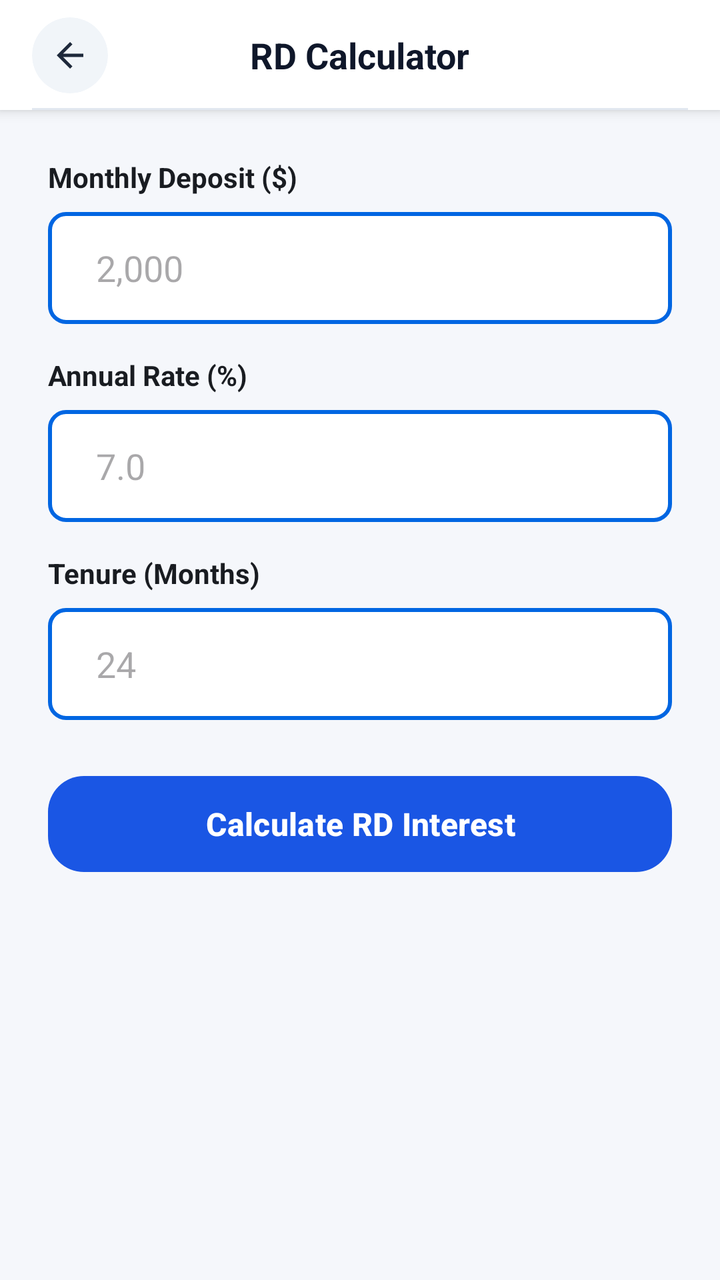
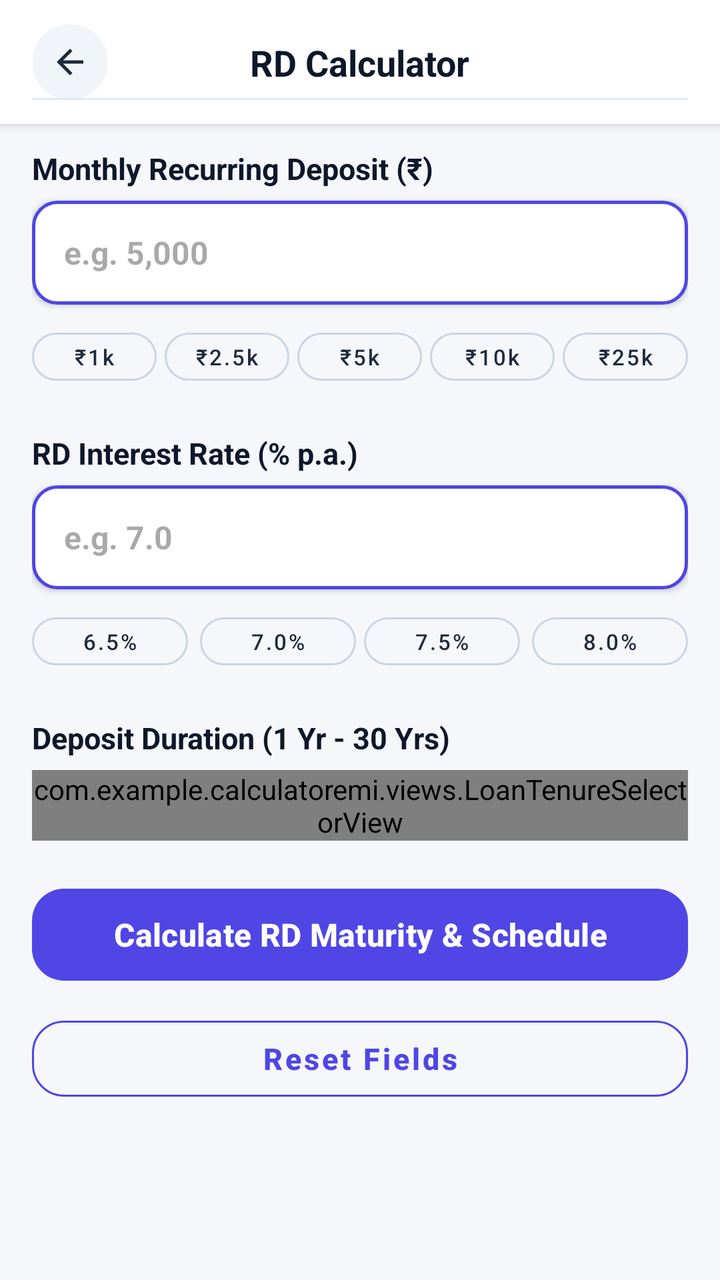

The first picture is an Android layout as it rendered before a commit; the second is the same layout after the commit. The layout source and the unified diff follow.
<!-- AndroidManifest.xml: application theme Theme.Calculatoremi -->
<!-- res/layout/activity_rd_calculator.xml -->
<?xml version="1.0" encoding="utf-8"?>
<LinearLayout xmlns:android="http://schemas.android.com/apk/res/android"
    xmlns:app="http://schemas.android.com/apk/res-auto"
    android:layout_width="match_parent"
    android:layout_height="match_parent"
    android:background="#F5F7FB"
    android:orientation="vertical">

    
    <androidx.constraintlayout.widget.ConstraintLayout
        android:id="@+id/calculatorHeader"
        android:layout_width="match_parent"
        android:layout_height="55dp"
        android:background="@android:color/white"
        android:elevation="4dp"
        android:paddingStart="16dp"
        android:paddingEnd="16dp">

        <com.google.android.material.card.MaterialCardView
            android:id="@+id/btnBackContainer"
            android:layout_width="38dp"
            android:layout_height="38dp"
            app:cardBackgroundColor="#F1F5F9"
            app:cardCornerRadius="19dp"
            app:cardElevation="0dp"
            app:strokeWidth="0dp"
            app:layout_constraintBottom_toBottomOf="parent"
            app:layout_constraintStart_toStartOf="parent"
            app:layout_constraintTop_toTopOf="parent">

            <ImageView
                android:id="@+id/btnBack"
                android:layout_width="20dp"
                android:layout_height="20dp"
                android:layout_gravity="center"
                android:src="@drawable/ic_arrow_back"
                app:tint="#1E293B" />
        </com.google.android.material.card.MaterialCardView>

        <TextView
            android:id="@+id/txtTitle"
            android:layout_width="wrap_content"
            android:layout_height="wrap_content"
            android:text="RD Calculator"
            android:textColor="#0F172A"
            android:textSize="18sp"
            android:textStyle="bold"
            app:layout_constraintBottom_toBottomOf="parent"
            app:layout_constraintEnd_toEndOf="parent"
            app:layout_constraintStart_toStartOf="parent"
            app:layout_constraintTop_toTopOf="parent" />

        <View
            android:layout_width="match_parent"
            android:layout_height="1dp"
            android:background="#E2E8F0"
            app:layout_constraintBottom_toBottomOf="parent" />

    </androidx.constraintlayout.widget.ConstraintLayout>

    <androidx.core.widget.NestedScrollView
        android:layout_width="match_parent"
        android:layout_height="match_parent"
        android:fillViewport="true">

        <LinearLayout
            android:layout_width="match_parent"
            android:layout_height="wrap_content"
            android:orientation="vertical"
            android:padding="24dp">

            
            <TextView
                android:layout_width="wrap_content"
                android:layout_height="wrap_content"
                android:text="Monthly Deposit ($)"
                android:textColor="#191C21"
                android:textSize="14sp"
                android:textStyle="bold"
                android:layout_marginBottom="8dp" />

            <EditText
                android:id="@+id/etRdAmount"
                android:layout_width="match_parent"
                android:layout_height="56dp"
                android:background="@drawable/numeric_input_border"
                android:hint="2,000"
                android:inputType="numberDecimal"
                android:paddingHorizontal="24dp"
                android:textColor="@color/black"
                android:layout_marginBottom="16dp" />

            
            <TextView
                android:layout_width="wrap_content"
                android:layout_height="wrap_content"
                android:text="Annual Rate (%)"
                android:textColor="#191C21"
                android:textSize="14sp"
                android:textStyle="bold"
                android:layout_marginBottom="8dp" />

            <EditText
                android:id="@+id/etRdRate"
                android:layout_width="match_parent"
                android:layout_height="56dp"
                android:background="@drawable/numeric_input_border"
                android:hint="7.0"
                android:inputType="numberDecimal"
                android:paddingHorizontal="24dp"
                android:textColor="@color/black"
                android:layout_marginBottom="16dp" />

            
            <TextView
                android:layout_width="wrap_content"
                android:layout_height="wrap_content"
                android:text="Tenure (Months)"
                android:textColor="#191C21"
                android:textSize="14sp"
                android:textStyle="bold"
                android:layout_marginBottom="8dp" />

            <EditText
                android:id="@+id/etRdMonths"
                android:layout_width="match_parent"
                android:layout_height="56dp"
                android:background="@drawable/numeric_input_border"
                android:hint="24"
                android:inputType="number"
                android:paddingHorizontal="24dp"
                android:textColor="@color/black"
                android:layout_marginBottom="24dp" />

            <com.google.android.material.button.MaterialButton
                android:id="@+id/btnCalculateRd"
                android:layout_width="match_parent"
                android:layout_height="56dp"
                android:text="Calculate RD Interest"
                android:textAllCaps="false"
                android:textSize="16sp"
                android:textStyle="bold"
                app:backgroundTint="#1A56E4"
                app:cornerRadius="18dp"
                android:layout_marginBottom="24dp" />

            
            <com.google.android.material.card.MaterialCardView
                android:id="@+id/cardRdResult"
                android:layout_width="match_parent"
                android:layout_height="wrap_content"
                android:visibility="gone"
                app:cardCornerRadius="20dp"
                app:cardElevation="3dp"
                app:strokeWidth="0dp">

                <LinearLayout
                    android:layout_width="match_parent"
                    android:layout_height="wrap_content"
                    android:orientation="vertical"
                    android:padding="20dp"
                    android:background="@android:color/white">

                    <TextView
                        android:layout_width="wrap_content"
                        android:layout_height="wrap_content"
                        android:text="Total Invested"
                        android:textColor="#757575"
                        android:textSize="14sp" />

                    <TextView
                        android:id="@+id/txtRdInvested"
                        android:layout_width="wrap_content"
                        android:layout_height="wrap_content"
                        android:text="$0.00"
                        android:textColor="#191C21"
                        android:textSize="18sp"
                        android:textStyle="bold"
                        android:layout_marginTop="2dp" />

                    <TextView
                        android:layout_width="wrap_content"
                        android:layout_height="wrap_content"
                        android:text="Interest Earned"
                        android:textColor="#757575"
                        android:textSize="14sp"
                        android:layout_marginTop="12dp" />

                    <TextView
                        android:id="@+id/txtRdInterest"
                        android:layout_width="wrap_content"
                        android:layout_height="wrap_content"
                        android:text="$0.00"
                        android:textColor="#00875A"
                        android:textSize="18sp"
                        android:textStyle="bold"
                        android:layout_marginTop="2dp" />

                    <View
                        android:layout_width="match_parent"
                        android:layout_height="1dp"
                        android:background="#F0F0F0"
                        android:layout_marginVertical="12dp" />

                    <TextView
                        android:layout_width="wrap_content"
                        android:layout_height="wrap_content"
                        android:text="Total Maturity Value"
                        android:textColor="#757575"
                        android:textSize="14sp" />

                    <TextView
                        android:id="@+id/txtRdMaturity"
                        android:layout_width="wrap_content"
                        android:layout_height="wrap_content"
                        android:text="$0.00"
                        android:textColor="#1A56E4"
                        android:textSize="24sp"
                        android:textStyle="bold"
                        android:layout_marginTop="2dp" />

                </LinearLayout>
            </com.google.android.material.card.MaterialCardView>

        </LinearLayout>
    </androidx.core.widget.NestedScrollView>

</LinearLayout>
<!-- resources referenced by this layout -->
<resources>
  <color name="black">#FF000000</color>
  <!-- drawable ic_arrow_back (drawable) -->
  <vector xmlns:android="http://schemas.android.com/apk/res/android"
      android:width="24dp"
      android:height="24dp"
      android:viewportWidth="960"
      android:viewportHeight="960">
    <path
        android:pathData="m313,520 l224,224 -57,56 -320,-320 320,-320 57,56 -224,224h487v80L313,520Z"
        android:fillColor="#e3e3e3"/>
  </vector>
  <!-- drawable numeric_input_border (drawable) -->
  <?xml version="1.0" encoding="utf-8"?>
  <shape xmlns:android="http://schemas.android.com/apk/res/android"
      android:shape="rectangle">
  
      
      <solid android:color="@android:color/transparent"/>
  
      <solid android:color="@color/white"/>
      
      <stroke
          android:width="2dp"
          android:color="#0066E2"/>
  
      
      <corners android:radius="8dp"/>
  </shape>
  <style name="Theme.Calculatoremi" parent="Base.Theme.Calculatoremi" />
  <color name="white">#FFFFFFFF</color>
  <style name="Base.Theme.Calculatoremi" parent="Theme.Material3.DayNight.NoActionBar">
          <item name="android:statusBarColor">@android:color/transparent</item>
          <item name="android:navigationBarColor">@android:color/transparent</item>
          <item name="android:windowLightStatusBar">false</item>
          <item name="android:windowLightNavigationBar">true</item>
      </style>
</resources>

<!-- the commit's change to res/layout/activity_rd_calculator.xml (unified diff, before → after) -->
@@ -1,5 +1,6 @@
 <?xml version="1.0" encoding="utf-8"?>
-<LinearLayout xmlns:android="http://schemas.android.com/apk/res/android"
+<LinearLayout
+    xmlns:android="http://schemas.android.com/apk/res/android"
     xmlns:app="http://schemas.android.com/apk/res-auto"
     android:layout_width="match_parent"
     android:layout_height="match_parent"
@@ -10,11 +11,14 @@
     <androidx.constraintlayout.widget.ConstraintLayout
         android:id="@+id/calculatorHeader"
         android:layout_width="match_parent"
-        android:layout_height="55dp"
+        android:layout_height="wrap_content"
+        android:minHeight="55dp"
         android:background="@android:color/white"
         android:elevation="4dp"
         android:paddingStart="16dp"
-        android:paddingEnd="16dp">
+        android:paddingTop="12dp"
+        android:paddingEnd="16dp"
+        android:paddingBottom="12dp">
 
         <com.google.android.material.card.MaterialCardView
             android:id="@+id/btnBackContainer"
@@ -55,172 +59,276 @@
             android:layout_height="1dp"
             android:background="#E2E8F0"
             app:layout_constraintBottom_toBottomOf="parent" />
-
     </androidx.constraintlayout.widget.ConstraintLayout>
 
     <androidx.core.widget.NestedScrollView
+        android:id="@+id/scrollViewRd"
         android:layout_width="match_parent"
-        android:layout_height="match_parent"
-        android:fillViewport="true">
+        android:layout_height="0dp"
+        android:layout_weight="1"
+        android:clipToPadding="false"
+        android:fillViewport="true"
+        android:paddingBottom="36dp">
 
         <LinearLayout
             android:layout_width="match_parent"
             android:layout_height="wrap_content"
             android:orientation="vertical"
-            android:padding="24dp">
+            android:paddingHorizontal="@dimen/screen_padding"
+            android:paddingTop="12dp">
 
             
             <TextView
                 android:layout_width="wrap_content"
                 android:layout_height="wrap_content"
-                android:text="Monthly Deposit ($)"
-                android:textColor="#191C21"
-                android:textSize="14sp"
-                android:textStyle="bold"
-                android:layout_marginBottom="8dp" />
+                android:layout_marginBottom="6dp"
+                android:text="Monthly Recurring Deposit (₹)"
+                android:textColor="#0F172A"
+                android:textSize="15sp"
+                android:textStyle="bold" />
 
             <EditText
                 android:id="@+id/etRdAmount"
                 android:layout_width="match_parent"
-                android:layout_height="56dp"
+                android:layout_height="52dp"
                 android:background="@drawable/numeric_input_border"
-                android:hint="2,000"
+                android:elevation="2dp"
+                android:hint="e.g. 5,000"
                 android:inputType="numberDecimal"
-                android:paddingHorizontal="24dp"
-                android:textColor="@color/black"
-                android:layout_marginBottom="16dp" />
+                android:paddingHorizontal="16dp"
+                android:textColor="#0F172A"
+                android:textSize="16sp"
+                android:textStyle="bold" />
+
+            
+            <LinearLayout
+                android:layout_width="match_parent"
+                android:layout_height="wrap_content"
+                android:layout_marginTop="8dp"
+                android:layout_marginBottom="20dp"
+                android:orientation="horizontal"
+                android:weightSum="5">
+
+                <com.google.android.material.button.MaterialButton
+                    android:id="@+id/chipRd1k"
+                    style="@style/Widget.MaterialComponents.Button.OutlinedButton"
+                    android:layout_width="0dp"
+                    android:layout_height="36dp"
+                    android:layout_weight="1"
+                    android:layout_marginEnd="2dp"
+                    android:padding="0dp"
+                    android:text="₹1k"
+                    android:textAllCaps="false"
+                    android:textColor="#1E293B"
+                    android:textSize="11sp"
+                    app:strokeColor="#CBD5E1"
+                    app:cornerRadius="18dp" />
+
+                <com.google.android.material.button.MaterialButton
+                    android:id="@+id/chipRd2_5k"
+                    style="@style/Widget.MaterialComponents.Button.OutlinedButton"
+                    android:layout_width="0dp"
+                    android:layout_height="36dp"
+                    android:layout_weight="1"
+                    android:layout_marginHorizontal="2dp"
+                    android:padding="0dp"
+                    android:text="₹2.5k"
+                    android:textAllCaps="false"
+                    android:textColor="#1E293B"
+                    android:textSize="11sp"
+                    app:strokeColor="#CBD5E1"
+                    app:cornerRadius="18dp" />
+
+                <com.google.android.material.button.MaterialButton
+                    android:id="@+id/chipRd5k"
+                    style="@style/Widget.MaterialComponents.Button.OutlinedButton"
+                    android:layout_width="0dp"
+                    android:layout_height="36dp"
+                    android:layout_weight="1"
+                    android:layout_marginHorizontal="2dp"
+                    android:padding="0dp"
+                    android:text="₹5k"
+                    android:textAllCaps="false"
+                    android:textColor="#1E293B"
+                    android:textSize="11sp"
+                    app:strokeColor="#CBD5E1"
+                    app:cornerRadius="18dp" />
+
+                <com.google.android.material.button.MaterialButton
+                    android:id="@+id/chipRd10k"
+                    style="@style/Widget.MaterialComponents.Button.OutlinedButton"
+                    android:layout_width="0dp"
+                    android:layout_height="36dp"
+                    android:layout_weight="1"
+                    android:layout_marginHorizontal="2dp"
+                    android:padding="0dp"
+                    android:text="₹10k"
+                    android:textAllCaps="false"
+                    android:textColor="#1E293B"
+                    android:textSize="11sp"
+                    app:strokeColor="#CBD5E1"
+                    app:cornerRadius="18dp" />
+
+                <com.google.android.material.button.MaterialButton
+                    android:id="@+id/chipRd25k"
+                    style="@style/Widget.MaterialComponents.Button.OutlinedButton"
+                    android:layout_width="0dp"
+                    android:layout_height="36dp"
+                    android:layout_weight="1"
+                    android:layout_marginStart="2dp"
+                    android:padding="0dp"
+                    android:text="₹25k"
+                    android:textAllCaps="false"
+                    android:textColor="#1E293B"
+                    android:textSize="11sp"
+                    app:strokeColor="#CBD5E1"
+                    app:cornerRadius="18dp" />
+
+            </LinearLayout>
 
             
             <TextView
                 android:layout_width="wrap_content"
                 android:layout_height="wrap_content"
-                android:text="Annual Rate (%)"
-                android:textColor="#191C21"
-                android:textSize="14sp"
-                android:textStyle="bold"
-                android:layout_marginBottom="8dp" />
+                android:layout_marginBottom="6dp"
+                android:text="RD Interest Rate (% p.a.)"
+                android:textColor="#0F172A"
+                android:textSize="15sp"
+                android:textStyle="bold" />
 
             <EditText
                 android:id="@+id/etRdRate"
                 android:layout_width="match_parent"
-                android:layout_height="56dp"
+                android:layout_height="52dp"
                 android:background="@drawable/numeric_input_border"
-                android:hint="7.0"
+                android:elevation="2dp"
+                android:hint="e.g. 7.0"
                 android:inputType="numberDecimal"
-                android:paddingHorizontal="24dp"
-                android:textColor="@color/black"
-                android:layout_marginBottom="16dp" />
-
-            
-            <TextView
-                android:layout_width="wrap_content"
-                android:layout_height="wrap_content"
-                android:text="Tenure (Months)"
-                android:textColor="#191C21"
-                android:textSize="14sp"
-                android:textStyle="bold"
-                android:layout_marginBottom="8dp" />
-
-            <EditText
-                android:id="@+id/etRdMonths"
-                android:layout_width="match_parent"
-                android:layout_height="56dp"
-                android:background="@drawable/numeric_input_border"
-                android:hint="24"
-                android:inputType="number"
-                android:paddingHorizontal="24dp"
-                android:textColor="@color/black"
-                android:layout_marginBottom="24dp" />
-
+                android:paddingHorizontal="16dp"
+                android:textColor="#0F172A"
+                android:textSize="16sp"
+                android:textStyle="bold" />
+
+            
+            <LinearLayout
+                android:layout_width="match_parent"
+                android:layout_height="wrap_content"
+                android:layout_marginTop="8dp"
+                android:layout_marginBottom="20dp"
+                android:orientation="horizontal"
+                android:weightSum="4">
+
+                <com.google.android.material.button.MaterialButton
+                    android:id="@+id/chipRdRate6_5"
+                    style="@style/Widget.MaterialComponents.Button.OutlinedButton"
+                    android:layout_width="0dp"
+                    android:layout_height="36dp"
+                    android:layout_weight="1"
+                    android:layout_marginEnd="4dp"
+                    android:padding="0dp"
+                    android:text="6.5%"
+                    android:textAllCaps="false"
+                    android:textColor="#1E293B"
+                    android:textSize="11sp"
+                    app:strokeColor="#CBD5E1"
+                    app:cornerRadius="18dp" />
+
+                <com.google.android.material.button.MaterialButton
+                    android:id="@+id/chipRdRate7"
+                    style="@style/Widget.MaterialComponents.Button.OutlinedButton"
+                    android:layout_width="0dp"
+                    android:layout_height="36dp"
+                    android:layout_weight="1"
+                    android:layout_marginHorizontal="2dp"
+                    android:padding="0dp"
+                    android:text="7.0%"
+                    android:textAllCaps="false"
+                    android:textColor="#1E293B"
+                    android:textSize="11sp"
+                    app:strokeColor="#CBD5E1"
+                    app:cornerRadius="18dp" />
+
+                <com.google.android.material.button.MaterialButton
+                    android:id="@+id/chipRdRate7_5"
+                    style="@style/Widget.MaterialComponents.Button.OutlinedButton"
+                    android:layout_width="0dp"
+                    android:layout_height="36dp"
+                    android:layout_weight="1"
+                    android:layout_marginHorizontal="2dp"
+                    android:padding="0dp"
+                    android:text="7.5%"
+                    android:textAllCaps="false"
+                    android:textColor="#1E293B"
+                    android:textSize="11sp"
+                    app:strokeColor="#CBD5E1"
+                    app:cornerRadius="18dp" />
+
+                <com.google.android.material.button.MaterialButton
+                    android:id="@+id/chipRdRate8"
+                    style="@style/Widget.MaterialComponents.Button.OutlinedButton"
+                    android:layout_width="0dp"
+                    android:layout_height="36dp"
+                    android:layout_weight="1"
+                    android:layout_marginStart="4dp"
+                    android:padding="0dp"
+                    android:text="8.0%"
+                    android:textAllCaps="false"
+                    android:textColor="#1E293B"
+                    android:textSize="11sp"
+                    app:strokeColor="#CBD5E1"
+                    app:cornerRadius="18dp" />
+
+            </LinearLayout>
+
+            
+            <RelativeLayout
+                android:layout_width="match_parent"
+                android:layout_height="wrap_content"
+                android:layout_marginBottom="6dp">
+
+                <TextView
+                    android:id="@+id/txtRdTermLabel"
+                    android:layout_width="wrap_content"
+                    android:layout_height="wrap_content"
+                    android:layout_alignParentStart="true"
+                    android:text="Deposit Duration (1 Yr - 30 Yrs)"
+                    android:textColor="#0F172A"
+                    android:textSize="15sp"
+                    android:textStyle="bold" />
+            </RelativeLayout>
+
+            <com.example.calculatoremi.views.LoanTenureSelectorView
+                android:id="@+id/tenureSelector"
+                android:layout_width="match_parent"
+                android:layout_height="wrap_content"
+                android:layout_marginBottom="20dp" />
+
+            
             <com.google.android.material.button.MaterialButton
-                android:id="@+id/btnCalculateRd"
-                android:layout_width="match_parent"
-                android:layout_height="56dp"
-                android:text="Calculate RD Interest"
+                android:id="@+id/btnCalculate"
+                android:layout_width="match_parent"
+                android:layout_height="54dp"
+                android:text="Calculate RD Maturity &amp; Schedule"
                 android:textAllCaps="false"
+                android:textColor="@android:color/white"
                 android:textSize="16sp"
                 android:textStyle="bold"
-                app:backgroundTint="#1A56E4"
-                app:cornerRadius="18dp"
-                android:layout_marginBottom="24dp" />
-
-            
-            <com.google.android.material.card.MaterialCardView
-                android:id="@+id/cardRdResult"
-                android:layout_width="match_parent"
-                android:layout_height="wrap_content"
-                android:visibility="gone"
-                app:cardCornerRadius="20dp"
-                app:cardElevation="3dp"
-                app:strokeWidth="0dp">
-
-                <LinearLayout
-                    android:layout_width="match_parent"
-                    android:layout_height="wrap_content"
-                    android:orientation="vertical"
-                    android:padding="20dp"
-                    android:background="@android:color/white">
-
-                    <TextView
-                        android:layout_width="wrap_content"
-                        android:layout_height="wrap_content"
-                        android:text="Total Invested"
-                        android:textColor="#757575"
-                        android:textSize="14sp" />
-
-                    <TextView
-                        android:id="@+id/txtRdInvested"
-                        android:layout_width="wrap_content"
-                        android:layout_height="wrap_content"
-                        android:text="$0.00"
-                        android:textColor="#191C21"
-                        android:textSize="18sp"
-                        android:textStyle="bold"
-                        android:layout_marginTop="2dp" />
-
-                    <TextView
-                        android:layout_width="wrap_content"
-                        android:layout_height="wrap_content"
-                        android:text="Interest Earned"
-                        android:textColor="#757575"
-                        android:textSize="14sp"
-                        android:layout_marginTop="12dp" />
-
-                    <TextView
-                        android:id="@+id/txtRdInterest"
-                        android:layout_width="wrap_content"
-                        android:layout_height="wrap_content"
-                        android:text="$0.00"
-                        android:textColor="#00875A"
-                        android:textSize="18sp"
-                        android:textStyle="bold"
-                        android:layout_marginTop="2dp" />
-
-                    <View
-                        android:layout_width="match_parent"
-                        android:layout_height="1dp"
-                        android:background="#F0F0F0"
-                        android:layout_marginVertical="12dp" />
-
-                    <TextView
-                        android:layout_width="wrap_content"
-                        android:layout_height="wrap_content"
-                        android:text="Total Maturity Value"
-                        android:textColor="#757575"
-                        android:textSize="14sp" />
-
-                    <TextView
-                        android:id="@+id/txtRdMaturity"
-                        android:layout_width="wrap_content"
-                        android:layout_height="wrap_content"
-                        android:text="$0.00"
-                        android:textColor="#1A56E4"
-                        android:textSize="24sp"
-                        android:textStyle="bold"
-                        android:layout_marginTop="2dp" />
-
-                </LinearLayout>
-            </com.google.android.material.card.MaterialCardView>
+                app:backgroundTint="@color/primary"
+                app:cornerRadius="16dp" />
+
+            <com.google.android.material.button.MaterialButton
+                android:id="@+id/btnReset"
+                style="@style/Widget.MaterialComponents.Button.OutlinedButton"
+                android:layout_width="match_parent"
+                android:layout_height="50dp"
+                android:layout_marginTop="10dp"
+                android:text="Reset Fields"
+                android:textAllCaps="false"
+                android:textColor="@color/primary"
+                android:textSize="15sp"
+                android:textStyle="bold"
+                app:cornerRadius="16dp"
+                app:strokeColor="@color/primary" />
 
         </LinearLayout>
     </androidx.core.widget.NestedScrollView>
<!-- resource entries referenced after the edit -->
@@ -1,6 +1,7 @@
 <!-- resources referenced by this layout -->
 <resources>
-  <color name="black">#FF000000</color>
+  <color name="primary">#4F46E5</color>
+  <dimen name="screen_padding">16dp</dimen>
   <!-- drawable ic_arrow_back (drawable) -->
   <vector xmlns:android="http://schemas.android.com/apk/res/android"
       android:width="24dp"
@@ -16,17 +17,13 @@
   <shape xmlns:android="http://schemas.android.com/apk/res/android"
       android:shape="rectangle">
   
-      
-      <solid android:color="@android:color/transparent"/>
+      <solid android:color="@color/white"/>
   
-      <solid android:color="@color/white"/>
-      
       <stroke
-          android:width="2dp"
-          android:color="#0066E2"/>
+          android:width="1.5dp"
+          android:color="#4F46E5"/>
   
-      
-      <corners android:radius="8dp"/>
+      <corners android:radius="12dp"/>
   </shape>
   <style name="Theme.Calculatoremi" parent="Base.Theme.Calculatoremi" />
   <color name="white">#FFFFFFFF</color>
@@ -35,6 +32,11 @@
           <item name="android:navigationBarColor">@android:color/transparent</item>
           <item name="android:windowLightStatusBar">false</item>
           <item name="android:windowLightNavigationBar">true</item>
+          <item name="colorPrimary">@color/primary</item>
+          <item name="colorOnPrimary">#FFFFFF</item>
+          <item name="colorSecondary">@color/gradient_accent</item>
+          <item name="colorOnSecondary">#FFFFFF</item>
       </style>
+  <color name="gradient_accent">#818CF8</color>
 </resources>
 
